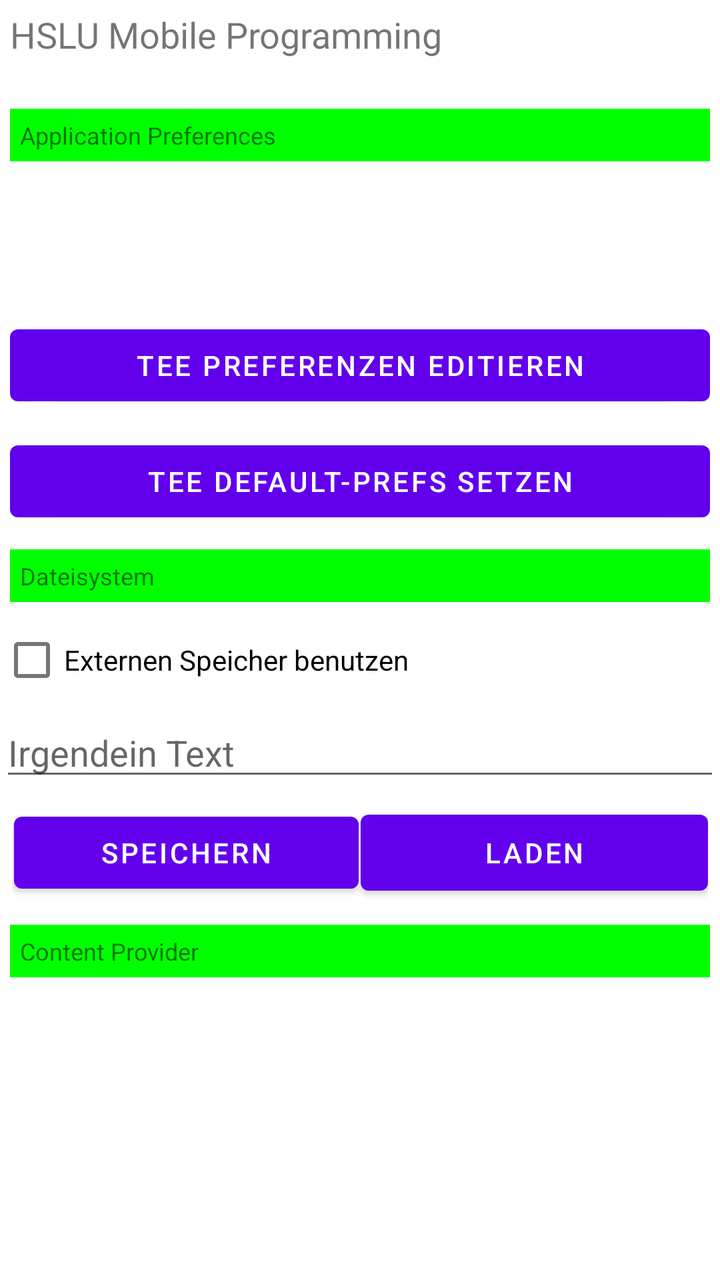
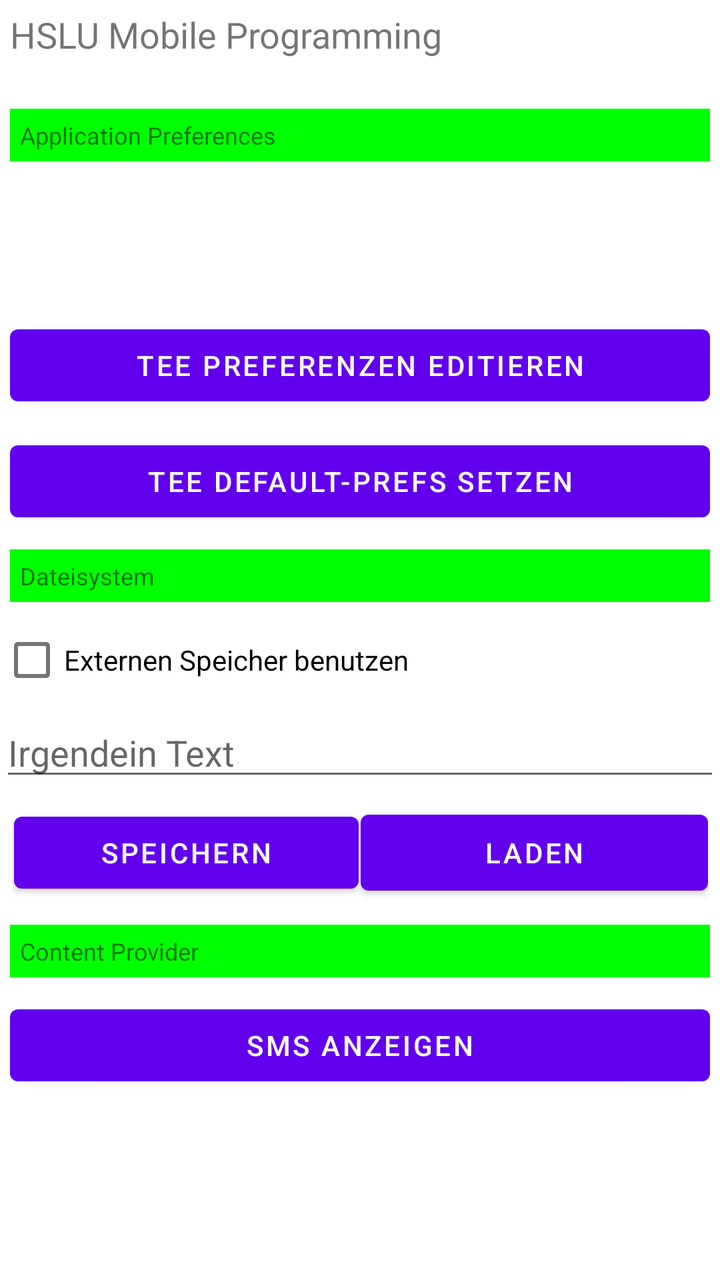

The first picture is an Android layout as it rendered before a commit; the second is the same layout after the commit. The layout source and the unified diff follow.
<!-- AndroidManifest.xml: application theme Theme.Uebung3 -->
<!-- res/layout/fragment_main.xml -->
<?xml version="1.0" encoding="utf-8"?>
<ScrollView xmlns:android="http://schemas.android.com/apk/res/android"
  android:layout_width="match_parent"
  android:layout_height="match_parent">

  <LinearLayout
    android:layout_width="match_parent"
    android:layout_height="match_parent"
    android:orientation="vertical">

    <TextView
      android:layout_width="match_parent"
      android:layout_height="wrap_content"
      android:layout_marginBottom="@dimen/margin_bottom"
      android:padding="5dp"
      android:text="HSLU Mobile Programming"
      android:textSize="@dimen/font_titleSize"/>

    <TextView
      android:layout_width="match_parent"
      android:layout_height="wrap_content"
      android:layout_marginBottom="@dimen/margin_bottom"
      android:background="@color/green"
      android:padding="@dimen/padding_textView"
      android:layout_margin="5dp"
      android:text="Application Preferences"
      android:textSize="@dimen/font_textSize"/>

    <TextView
      android:id="@+id/tw_resume_count"
      android:layout_width="match_parent"
      android:layout_height="wrap_content"
      android:layout_marginBottom="@dimen/margin_bottom"/>

    <TextView
      android:id="@+id/tw_preferred_tea"
      android:layout_width="match_parent"
      android:layout_height="wrap_content"
      android:layout_marginBottom="@dimen/margin_bottom"/>

    <Button
      android:id="@+id/buttonEditPrefs"
      android:layout_width="match_parent"
      android:layout_height="wrap_content"
      android:layout_margin="5dp"
      android:text="TEE PREFERENZEN EDITIEREN"/>

    <Button
      android:id="@+id/buttonResetPrefs"
      android:layout_width="match_parent"
      android:layout_height="wrap_content"
      android:layout_margin="5dp"
      android:text="TEE DEFAULT-PREFS SETZEN"/>

    <TextView
      android:layout_width="match_parent"
      android:layout_height="wrap_content"
      android:layout_marginBottom="@dimen/margin_bottom"
      android:background="@color/green"
      android:padding="@dimen/padding_textView"
      android:layout_margin="5dp"
      android:text="Dateisystem"
      android:textSize="@dimen/font_textSize"/>

    <CheckBox
      android:id="@+id/cb_useExternalStorage"
      android:layout_width="match_parent"
      android:layout_height="wrap_content"
      android:text="Externen Speicher benutzen"/>

    <EditText
      android:id="@+id/text_file"
      android:layout_width="match_parent"
      android:layout_height="wrap_content"
      android:inputType="text"
      android:hint="Irgendein Text"/>

    <LinearLayout
      android:layout_width="match_parent"
      android:layout_height="wrap_content"
      android:orientation="horizontal"
      android:gravity="center_horizontal"
      android:padding="6dp"
      android:weightSum="2">

      <Button
        android:id="@+id/buttonSaveText"
        android:layout_width="0dp"
        android:layout_height="match_parent"
        android:layout_margin="1dp"
        android:text="Speichern"
        android:layout_weight="1"/>

      <Button
        android:id="@+id/buttonLoadText"
        android:layout_width="1dp"
        android:layout_height="match_parent"
        android:layout_margin="0dp"
        android:text="Laden"
        android:layout_weight="1"/>
    </LinearLayout>

    <TextView
      android:layout_width="match_parent"
      android:layout_height="wrap_content"
      android:layout_marginBottom="@dimen/margin_bottom"
      android:background="@color/green"
      android:padding="@dimen/padding_textView"
      android:layout_margin="5dp"
      android:text="Content Provider"
      android:textSize="@dimen/font_textSize"/>

  </LinearLayout>


</ScrollView>
<!-- resources referenced by this layout -->
<resources>
  <color name="green">#00FF00</color>
  <dimen name="font_textSize">12sp</dimen>
  <dimen name="font_titleSize">18sp</dimen>
  <dimen name="margin_bottom">15dp</dimen>
  <dimen name="padding_textView">5dp</dimen>
  <style name="Theme.Uebung3" parent="Theme.MaterialComponents.DayNight.DarkActionBar">
      
      <item name="colorPrimary">@color/purple_500</item>
      <item name="colorPrimaryVariant">@color/purple_700</item>
      <item name="colorOnPrimary">@color/white</item>
      
      <item name="colorSecondary">@color/teal_200</item>
      <item name="colorSecondaryVariant">@color/teal_700</item>
      <item name="colorOnSecondary">@color/black</item>
      
      <item name="android:statusBarColor" tools:targetApi="l">?attr/colorPrimaryVariant</item>
      
    </style>
  <color name="purple_500">#FF6200EE</color>
  <color name="purple_700">#FF3700B3</color>
  <color name="white">#FFFFFFFF</color>
  <color name="teal_200">#FF03DAC5</color>
  <color name="teal_700">#FF018786</color>
  <color name="black">#FF000000</color>
</resources>

<!-- the commit's change to res/layout/fragment_main.xml (unified diff, before → after) -->
@@ -110,6 +110,12 @@
       android:text="Content Provider"
       android:textSize="@dimen/font_textSize"/>
 
+    <Button
+      android:id="@+id/buttonShowSMS"
+      android:layout_width="match_parent"
+      android:layout_height="wrap_content"
+      android:layout_margin="5dp"
+      android:text="sms anzeigen"/>
   </LinearLayout>
 
 
